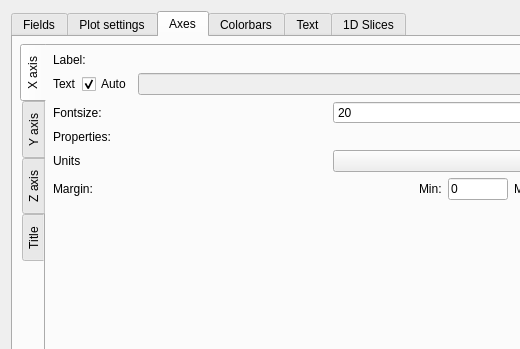
First picture: the form in VisualPIC/Views/EditPlotFieldWindow.ui, repository AngelFP/VisualPIC, before the edit; both pictures show x 0 to 520 and y 0 to 349 of the 635 by 659 pixel window.
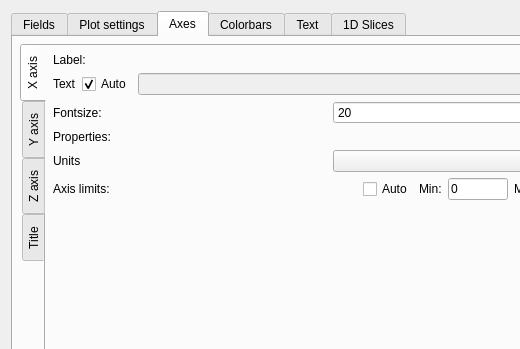
Second picture: the form after the edit. The open tabs and pages were chosen to show the change. Icons and pictures are not drawn.

Patch:
```diff
--- a/VisualPIC/Views/EditPlotFieldWindow.ui
+++ b/VisualPIC/Views/EditPlotFieldWindow.ui
@@ -1071,7 +1071,7 @@
              <item>
               <widget class="QLabel" name="label">
                <property name="text">
-                <string>Margin: </string>
+                <string>Axis limits:</string>
                </property>
               </widget>
              </item>
@@ -1088,6 +1088,13 @@
                </property>
               </spacer>
              </item>
+             <item>
+              <widget class="QCheckBox" name="xAutoAxisLimits_checkBox">
+               <property name="text">
+                <string>Auto</string>
+               </property>
+              </widget>
+             </item>
              <item>
               <widget class="QLabel" name="label_50">
                <property name="text">
```
Left out of the diff: 35 changed lines with no effect on the pictures.
